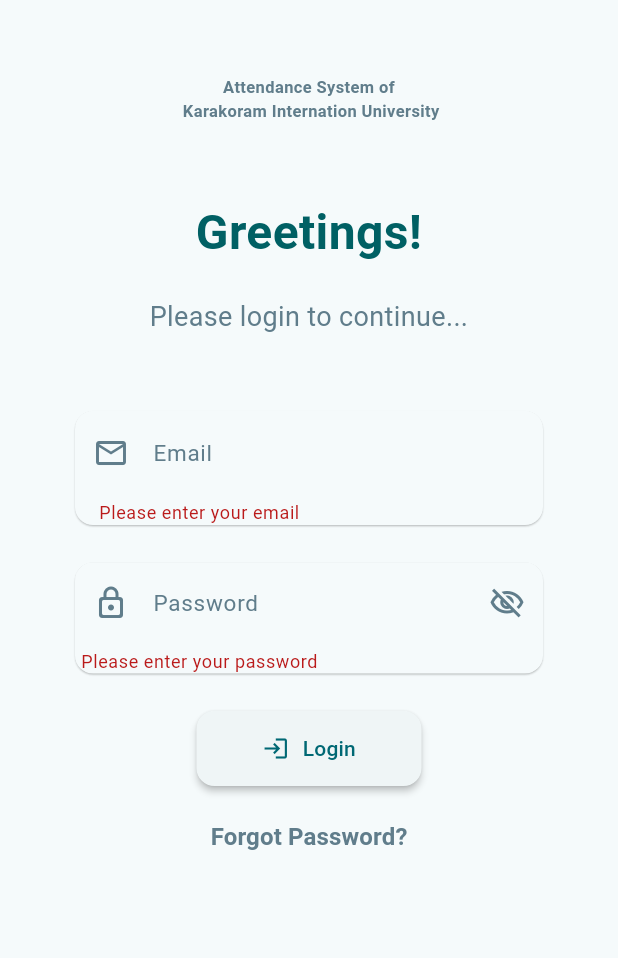
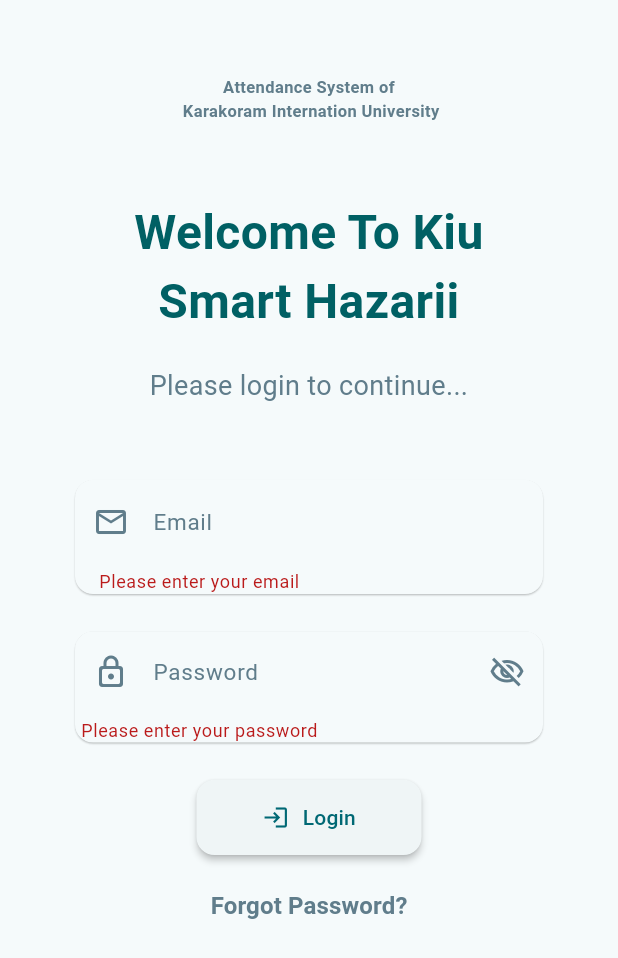
Before and after one commit to MuhammadEssa-514/2023-kiu-Bs5215-Kiu-AttendenceApp, a Flutter app: the screen it shows after launch, after a tap on "Login", on a phone screen of 412 x 824 dp. Shown: the top 958 px of the screen. Run offline on Flutter 3.47's test engine with Material 3 defaults, Android fonts, the light colour scheme and no system bars; our stand-ins replace cloud_firestore, file_picker, firebase_auth, firebase_core, image_picker, open_file and 2 more; missing offline and left inert: dart:html, excel; accounts and stored records are empty.

Commit message:
new cahge in firbace and login pages

```diff
--- a/lib/login_page/login_page.dart
+++ b/lib/login_page/login_page.dart
@@ -43,18 +43,18 @@
         User user = userCredential.user!;
 
         // Check if email is verified
-        if (!user.emailVerified) {
-          setState(() {
-            _isLoading = false;
-          });
-          ScaffoldMessenger.of(context).showSnackBar(
-            const SnackBar(
-              content: Text("Please verify your email to continue."),
-            ),
-          );
-          await FirebaseAuth.instance.signOut();
-          return;
-        }
+        // if (!user.emailVerified) {
+        //   setState(() {
+        //     _isLoading = false;
+        //   });
+        //   ScaffoldMessenger.of(context).showSnackBar(
+        //     const SnackBar(
+        //       content: Text("Please verify your email to continue."),
+        //     ),
+        //   );
+        //   await FirebaseAuth.instance.signOut();
+        //   return;
+        // }
 
         // Fetch user role from Firestore
         DocumentSnapshot userDoc =
@@ -137,7 +137,7 @@
                 SizedBox(height: 50),
                 Center(
                   child: Text(
-                    "Greetings!",
+                    "Welcome To Kiu Smart Hazarii",
                     style: TextStyle(
                       fontSize: 32,
                       fontWeight: FontWeight.bold,
--- a/lib/main.dart
+++ b/lib/main.dart
@@ -87,7 +87,7 @@
           // User is signed in
           User user = snapshot.data!;
           // Check if email is verified
-          if (user.emailVerified) {
+          if (true) {
             // Fetch user role from Firestore
             return FutureBuilder<DocumentSnapshot>(
               future:
```
Also changed, not shown: 8 other files.
